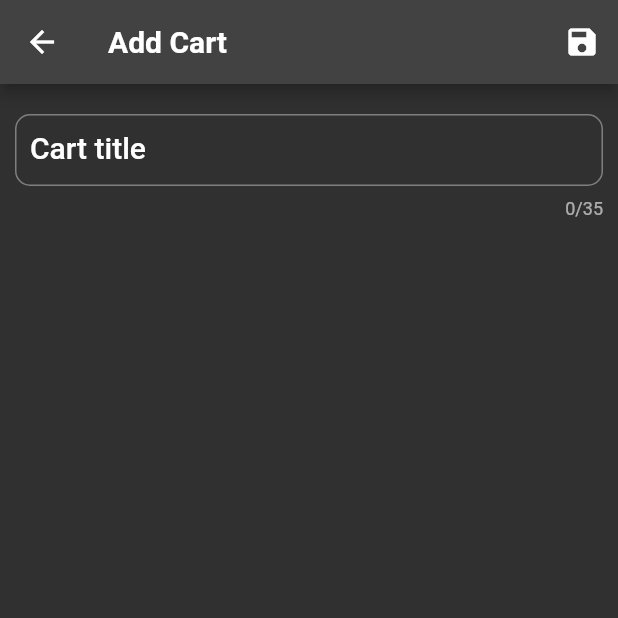
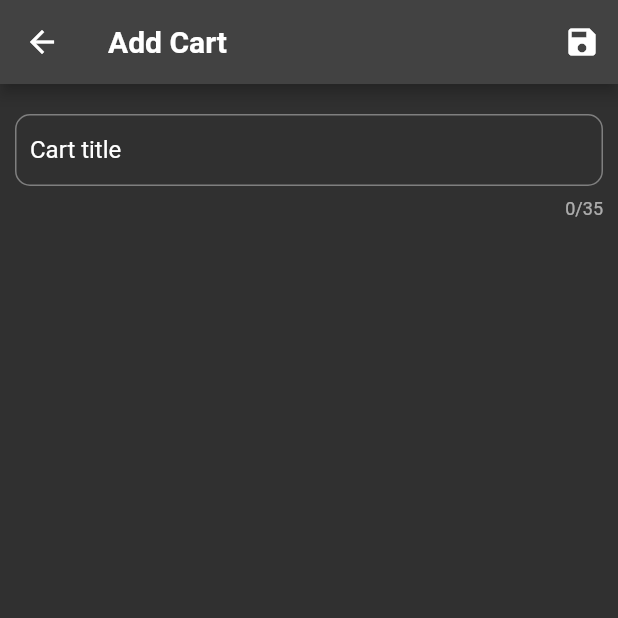
Before and after one commit to malyok1627/recipe_mgmt_app, a Flutter app: the screen it shows after launch, after a tap on the "brightness 3" icon, after a tap on the "add" icon, on a phone screen of 412 x 824 dp, the top half of it. Run offline on Flutter 3.47's test engine with Material 2 defaults, Android fonts, the phone set to English and light mode, and no system bars; our stand-ins replace dynamic_theme, image_picker, sqflite; accounts and stored records are empty.

Commit message:
Changed title to titleSmall

```diff
--- a/recipe_mgmt_app/lib/screens/newCartScreen.dart
+++ b/recipe_mgmt_app/lib/screens/newCartScreen.dart
@@ -30,7 +30,7 @@ class NewCartScreenState extends State<NewCartScreen> {
   @override
   Widget build(BuildContext context) {
     // Define text style
-    TextStyle titleText = Theme.of(context).textTheme.title;
+    TextStyle titleText = Theme.of(context).textTheme.titleMedium;
 
     return Scaffold(
       appBar: AppBar(
@@ -112,10 +112,6 @@ class NewCartScreenState extends State<NewCartScreen> {
       title: Text(title),
       content: Text(message),
     );
-		showDialog(
-				context: context,
-				builder: (_) => alertDialog
-		);
+    showDialog(context: context, builder: (_) => alertDialog);
   }
-
 }
```
Lines whose indentation alone changed are shown as unchanged.
